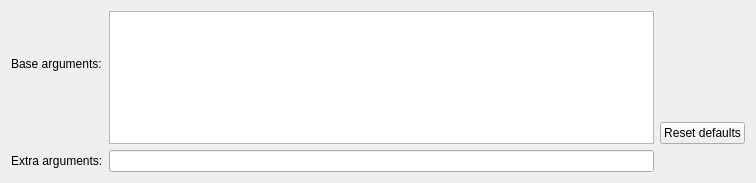
qt-creator/qt-creator, file src/plugins/ios/iosbuildstep.ui: the form before one commit.
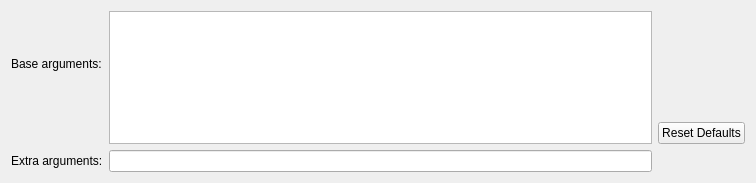
The form after the commit.

Commit message:
fix UI text capitalization and punctuation
Make a message shorter and clearer.

What changed in the file:
```diff
--- a/src/plugins/ios/iosbuildstep.ui
+++ b/src/plugins/ios/iosbuildstep.ui
@@ -39,7 +39,7 @@
       <enum>Qt::RightToLeft</enum>
      </property>
      <property name="text">
-      <string>Reset defaults</string>
+      <string>Reset Defaults</string>
      </property>
     </widget>
    </item>
```
The commit also changes 1 other file.
